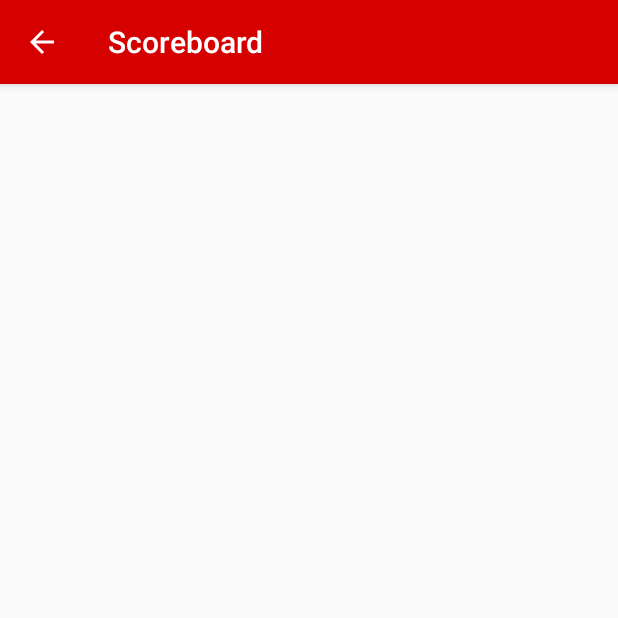
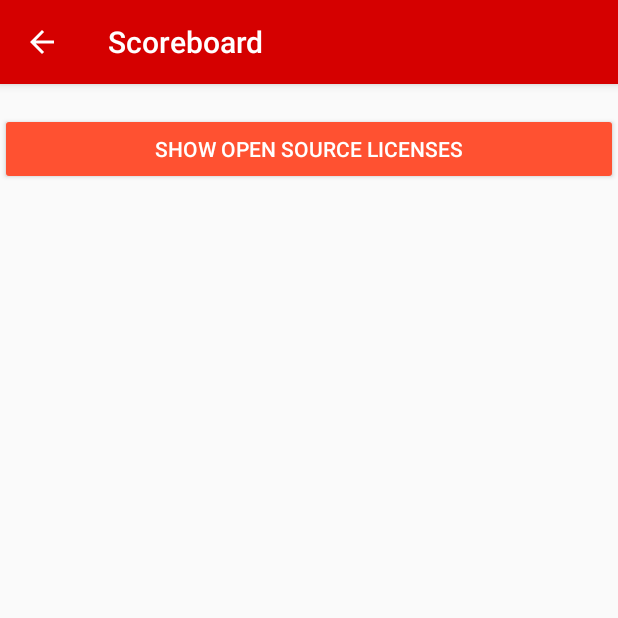
Before and after one commit to vatbub/Scoreboard, an Android app: the AboutActivity screen opened directly, with no data from a screen before it, on a phone screen of 412 x 824 dp, the top half of it. Run offline under Robolectric (Android 15) with nearby library versions, the phone set to English and light mode, and no system bars; libraries missing offline, so code that uses them is left out: org.commonmark.parser, ru.noties.markwon; 9 statements that could not run were skipped.

Commit message:
Added information about open source libraries

```diff
--- a/app/build.gradle
+++ b/app/build.gradle
@@ -17,8 +17,9 @@
 import org.ajoberstar.grgit.Grgit
 
 apply plugin: 'com.android.application'
+apply plugin: 'kotlin-android'
 apply plugin: 'kotlin-android-extensions'
-apply plugin: 'kotlin-android'
+apply plugin: 'com.google.android.gms.oss-licenses-plugin'
 
 ext {
     git = Grgit.open(dir: file('..'))
@@ -86,4 +87,5 @@ dependencies {
     implementation 'org.jdom:jdom2:2.0.6'
     implementation 'ru.noties:markwon:1.0.3'
     implementation 'org.jetbrains.kotlinx:kotlinx-coroutines-android:1.1.1'
+    implementation 'com.google.android.gms:play-services-oss-licenses:16.0.2'
 }
--- a/app/src/main/java/com/github/vatbub/scoreboard/view/AboutActivity.kt
+++ b/app/src/main/java/com/github/vatbub/scoreboard/view/AboutActivity.kt
@@ -16,11 +16,14 @@
 
 package com.github.vatbub.scoreboard.view
 
+import android.content.Context
+import android.content.Intent
 import android.os.Bundle
 import android.support.annotation.RawRes
 import android.support.v7.app.AppCompatActivity
 import android.text.method.LinkMovementMethod
 import com.github.vatbub.scoreboard.R
+import com.google.android.gms.oss.licenses.OssLicensesMenuActivity
 import kotlinx.android.synthetic.main.activity_about.*
 import ru.noties.markwon.Markwon
 
@@ -31,6 +34,11 @@ class AboutActivity : AppCompatActivity() {
         setContentView(R.layout.activity_about)
         supportActionBar?.setDisplayHomeAsUpEnabled(true)
         displayMarkdown(R.raw.about)
+        setButtonListenersUp()
+    }
+
+    private fun setButtonListenersUp() {
+        imprint_button_open_source_licenses.setOnClickListener { showOpenSourceLicenses(this) }
     }
 
     private fun displayMarkdown(@RawRes markdownFile: Int) {
@@ -48,4 +56,11 @@ class AboutActivity : AppCompatActivity() {
         finish()
         return true
     }
+
+    companion object {
+        fun showOpenSourceLicenses(context: Context) {
+            OssLicensesMenuActivity.setActivityTitle(context.getString(R.string.activity_open_source_licenses_title))
+            context.startActivity(Intent(context, OssLicensesMenuActivity::class.java))
+        }
+    }
 }
--- a/app/src/main/res/layout/activity_about.xml
+++ b/app/src/main/res/layout/activity_about.xml
@@ -33,5 +33,13 @@
             android:layout_marginStart="15dp"
             android:layout_marginEnd="15dp"
             android:textColor="@android:color/black" />
+
+        <Button
+            android:id="@+id/imprint_button_open_source_licenses"
+            style="@style/Widget.AppCompat.Button.Colored"
+            android:layout_width="match_parent"
+            android:layout_height="wrap_content"
+            android:elevation="7dp"
+            android:text="@string/imprint_button_open_source_licenses" />
     </LinearLayout>
 </ScrollView>
--- a/app/src/main/res/values/strings.xml
+++ b/app/src/main/res/values/strings.xml
@@ -69,4 +69,7 @@
     <string name="action_hide_sub_total">Hide subtotals</string>
     <string name="manage_saved_games_title">Delete saved games</string>
     <string name="load_game_title">Load game</string>
+    <string name="sidebar_open_source_licenses">Open source licenses</string>
+    <string name="activity_open_source_licenses_title">Open source licenses</string>
+    <string name="imprint_button_open_source_licenses">Show open source licenses</string>
 </resources>
--- a/build.gradle
+++ b/build.gradle
@@ -29,6 +29,7 @@ buildscript {
         classpath 'com.android.tools.build:gradle:3.3.2'
         classpath "org.jetbrains.kotlin:kotlin-gradle-plugin:$kotlin_version"
         classpath 'org.ajoberstar:grgit:1.1.0'
+        classpath 'com.google.android.gms:oss-licenses-plugin:0.9.4'
 
         // NOTE: Do not place your application dependencies here; they belong
         // in the individual module build.gradle files
```
Also changed, not shown: 3 other files.
